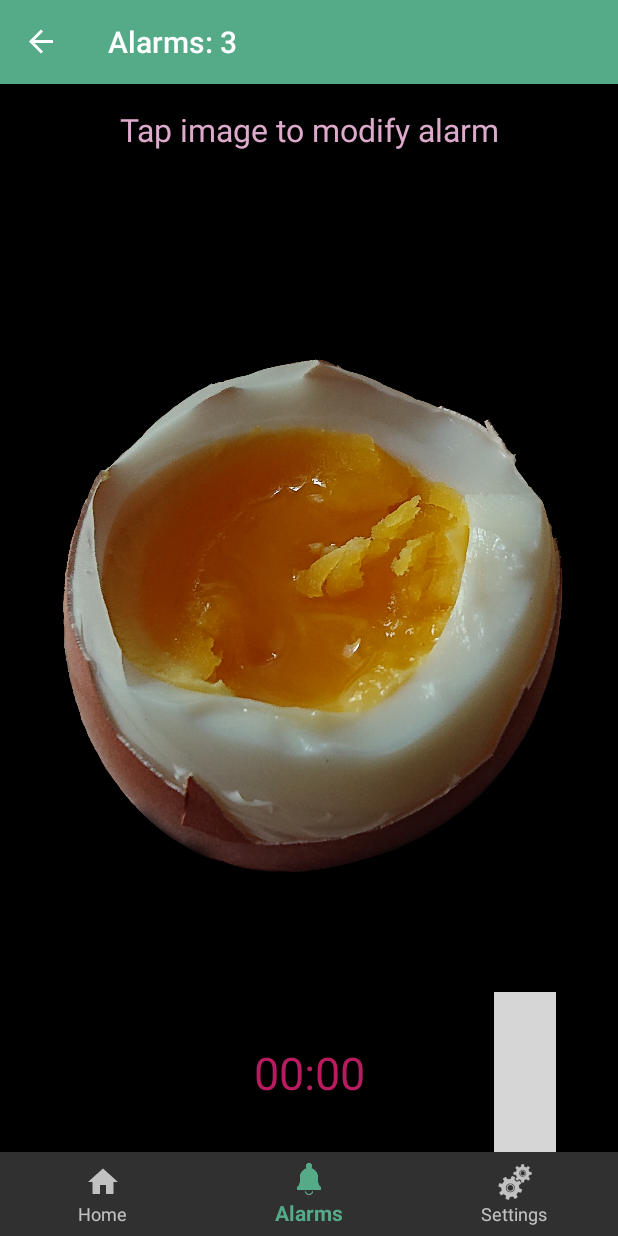
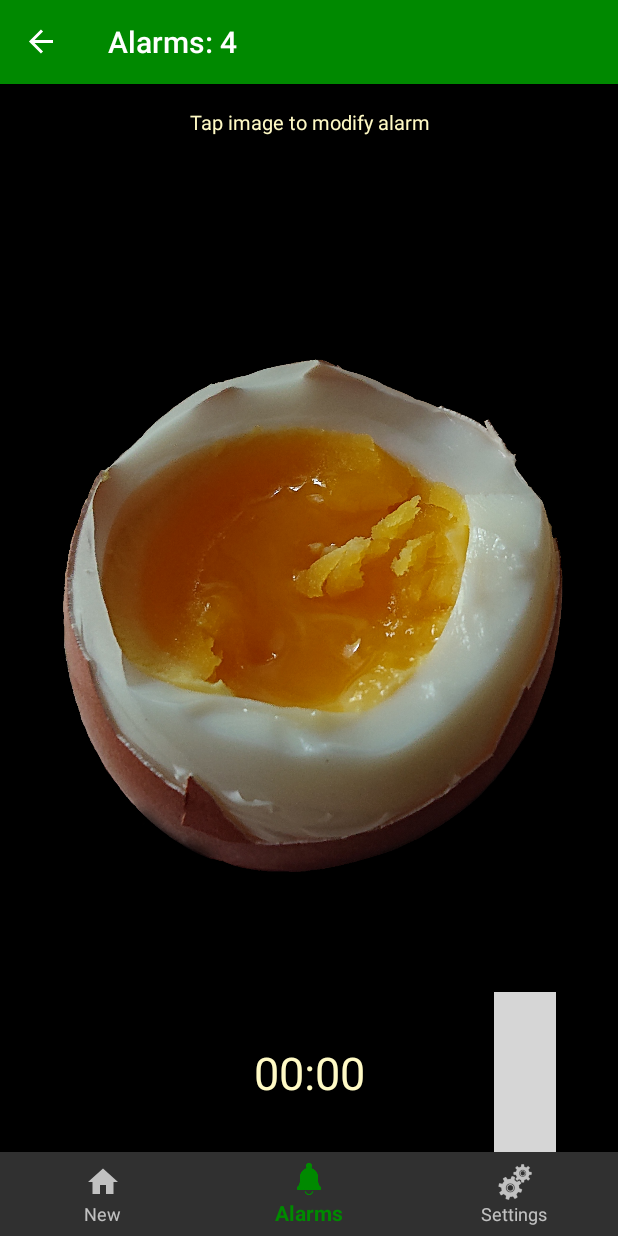
Before and after one commit to stephan-hoedtke/Mayai, an Android app: the AlarmCountdownFragment screen opened through its navigation route, on a phone screen of 412 x 824 dp. Run offline under Robolectric (Android 15) with nearby library versions, the phone set to English and light mode, and no system bars; our stand-ins replace data binding, navigation-ui; pictures from the network do not load; 2 statements that could not run were skipped; grey boxes are pictures that could not be loaded.

Commit message:
Display Summary

```diff
--- a/app/src/main/java/com/stho/mayai/ui/alarms/AlarmsRecyclerViewAdapter.java
+++ b/app/src/main/java/com/stho/mayai/ui/alarms/AlarmsRecyclerViewAdapter.java
@@ -9,6 +9,8 @@ import android.widget.ImageView;
 import android.widget.TextView;
 
 import androidx.constraintlayout.widget.ConstraintLayout;
+import androidx.core.content.ContextCompat;
+import androidx.core.content.res.ComplexColorCompat;
 import androidx.fragment.app.FragmentActivity;
 import androidx.recyclerview.widget.RecyclerView;
 
@@ -91,7 +93,9 @@ public class AlarmsRecyclerViewAdapter extends RecyclerView.Adapter<AlarmsRecycl
         View container = activity.findViewById(R.id.container);
         Snackbar snackbar = Snackbar.make(container, "Alarm was deleted", Snackbar.LENGTH_LONG);
         snackbar.setAction("Undo", view -> undoDelete(position, alarm));
-        snackbar.setActionTextColor(Color.YELLOW);
+        snackbar.setActionTextColor(ContextCompat.getColor(getContext(), R.color.secondaryLightColor));
+        snackbar.setBackgroundTint(ContextCompat.getColor(getContext(), R.color.secondaryDarkColor));
+        snackbar.setTextColor(ContextCompat.getColor(getContext(), R.color.secondaryTextColor));
         snackbar.show();
     }
 
--- a/app/src/main/java/com/stho/mayai/ui/home/HomeFragment.java
+++ b/app/src/main/java/com/stho/mayai/ui/home/HomeFragment.java
@@ -127,8 +127,8 @@ public class HomeFragment extends Fragment {
     private void showScheduleAlarmSnackBar() {
         View container = getActivity().findViewById(R.id.container);
         Snackbar snackbar = Snackbar.make(container, "Alarm scheduled.", Snackbar.LENGTH_LONG);
-        snackbar.setBackgroundTint(ContextCompat.getColor(getContext(), R.color.colorPrimaryDark));
-        snackbar.setTextColor(ContextCompat.getColor(getContext(), R.color.colorBackground));
+        snackbar.setBackgroundTint(ContextCompat.getColor(getContext(), R.color.secondaryDarkColor));
+        snackbar.setTextColor(ContextCompat.getColor(getContext(), R.color.secondaryTextColor));
         snackbar.show();
     }
 
--- a/app/src/main/res/layout/activity_alarm_target.xml
+++ b/app/src/main/res/layout/activity_alarm_target.xml
@@ -60,7 +60,7 @@
             android:layout_width="match_parent"
             android:layout_height="match_parent"
             android:src="@drawable/egg"
-            android:contentDescription="@string/egg"
+            android:contentDescription="@string/label_empty"
             />
 
         <TextView
@@ -71,7 +71,7 @@
             app:layout_constraintBottom_toBottomOf="parent"
             android:layout_margin="@dimen/activity_vertical_margin"
             android:textSize="30sp"
-            android:textColor="@color/colorAccent"
+            android:textColor="@color/primaryTextColor"
             android:textAlignment="center"
             android:text="@{Helpers.getSecondsAsString(alarm.durationInSeconds), default=`@string/default_time`}"
             />
--- a/app/src/main/res/layout/fragment_alarm_countdown.xml
+++ b/app/src/main/res/layout/fragment_alarm_countdown.xml
@@ -73,7 +73,7 @@
             app:layout_constraintTop_toTopOf="@id/horizontal_guideline1"
             app:layout_constraintBottom_toBottomOf="@id/horizontal_guideline2"
             android:src="@drawable/egg"
-            android:contentDescription="@string/egg"
+            android:contentDescription="@string/label_empty"
             android:background="@drawable/background_selector"
             style="?android:borderlessButtonStyle"
             />
@@ -86,7 +86,7 @@
             app:layout_constraintBottom_toBottomOf="parent"
             android:layout_margin="@dimen/activity_vertical_margin"
             android:textSize="30sp"
-            android:textColor="@color/colorAccent"
+            android:textColor="@color/primaryTextColor"
             android:textAlignment="center"
             android:text="@string/default_time"
             />
@@ -97,8 +97,8 @@
             android:layout_height="wrap_content"
             app:layout_constraintBottom_toTopOf="@id/horizontal_guideline1"
             app:layout_constraintTop_toBottomOf="@id/headline"
-            android:textSize="17sp"
-            android:textColor="@color/colorPrimary"
+            android:textSize="27sp"
+            android:textColor="@color/secondaryColor"
             android:textAlignment="center"
             android:text="@string/default_status"
             />
@@ -120,8 +120,8 @@
             android:layout_width="match_parent"
             android:layout_height="wrap_content"
             app:layout_constraintTop_toTopOf="parent"
-            android:textColor="@color/colorPrimaryDark"
-            android:textSize="21sp"
+            android:textColor="@color/primaryTextColor"
+            android:textSize="13sp"
             android:textAlignment="center"
             android:layout_margin="@dimen/activity_vertical_margin"
             android:text="@string/label_headline_countdown" />
--- a/app/src/main/res/layout/fragment_debug.xml
+++ b/app/src/main/res/layout/fragment_debug.xml
@@ -95,8 +95,8 @@
             android:layout_width="match_parent"
             android:layout_height="wrap_content"
             app:layout_constraintTop_toTopOf="parent"
-            android:textColor="@color/colorPrimaryDark"
-            android:textSize="21sp"
+            android:textColor="@color/primaryTextColor"
+            android:textSize="13sp"
             android:textAlignment="center"
             android:layout_margin="@dimen/activity_vertical_margin"
             android:text="@string/label_headline_debug" />
--- a/app/src/main/res/layout/fragment_settings.xml
+++ b/app/src/main/res/layout/fragment_settings.xml
@@ -301,8 +301,8 @@
             android:layout_width="match_parent"
             android:layout_height="wrap_content"
             app:layout_constraintTop_toTopOf="parent"
-            android:textColor="@color/colorPrimaryDark"
-            android:textSize="21sp"
+            android:textColor="@color/primaryTextColor"
+            android:textSize="13sp"
             android:textAlignment="center"
             android:layout_margin="@dimen/activity_vertical_margin"
             android:text="@string/label_headline_settings" />
--- a/app/src/main/res/layout/fragment_show_log_entry.xml
+++ b/app/src/main/res/layout/fragment_show_log_entry.xml
@@ -10,7 +10,7 @@
         android:layout_width="match_parent"
         android:layout_height="wrap_content"
         android:layout_marginTop="6sp"
-        android:textColor="@color/colorAccent"
+        android:textColor="@color/secondaryColor"
         android:text="@string/label_default_time"
         android:layout_marginHorizontal="@dimen/activity_vertical_margin"
         android:textAppearance="?attr/textAppearanceListItem" />
@@ -19,6 +19,7 @@
         android:id="@+id/message"
         android:layout_width="match_parent"
         android:layout_height="wrap_content"
+        android:textColor="@color/primaryTextColor"
         android:text="@string/default_log_entry"
         android:layout_marginHorizontal="@dimen/activity_vertical_margin"
         android:textAppearance="?attr/textAppearanceListItem" />
--- a/app/src/main/res/values/colors.xml
+++ b/app/src/main/res/values/colors.xml
@@ -1,10 +1,26 @@
 <?xml version="1.0" encoding="utf-8"?>
 <resources>
-    <color name="colorPrimary">#55AA88</color>
-    <color name="colorPrimaryDark">#DDAACC</color>
-    <color name="colorAccent">#B81B60</color>
-    <color name="colorSelection">#001122</color>
-    <color name="colorActionBar">#66000000</color>
+    <color name="colorSelection">#002010</color>
+    <color name="colorActionBar">#60000000</color>
     <color name="colorBackground">#000000</color>
-    <color name="colorGoldenText">#FFC72C</color>
+
+<!--
+    <color name="primaryColor">#ffc107</color>
+    <color name="primaryLightColor">#fff350</color>
+    <color name="primaryDarkColor">#c79100</color>
+    <color name="secondaryColor">#ef6c00</color>
+    <color name="secondaryLightColor">#ff9d3f</color>
+    <color name="secondaryDarkColor">#b53d00</color>
+    <color name="primaryTextColor">#0b0e3a</color>
+    <color name="secondaryTextColor">#080d3f</color>
+-->
+
+    <color name="primaryColor">#008900</color>
+    <color name="primaryLightColor">#4eba3c</color>
+    <color name="primaryDarkColor">#005a00</color>
+    <color name="secondaryColor">#ffb300</color>
+    <color name="secondaryLightColor">#ffe54c</color>
+    <color name="secondaryDarkColor">#c68400</color>
+    <color name="primaryTextColor">#fffac5</color>
+    <color name="secondaryTextColor">#001100</color>
 </resources>
--- a/app/src/main/res/values/strings.xml
+++ b/app/src/main/res/values/strings.xml
@@ -1,15 +1,11 @@
 <resources>
     <string name="app_name">Mayai</string>
-    <string name="title_home">Home</string>
+    <string name="title_home">New</string>
     <string name="title_countdown">Countdown</string>
     <string name="title_countdown_modify">Countdown*</string>
     <string name="title_alarm">Alarm</string>
     <string name="title_settings">Settings</string>
-    <string name="title_dashboard">Dashboard</string>
     <string name="title_alarms">Alarms</string>
-    <string name="egg">egg</string>
-    <string name="champagne">champagne</string>
-    <string name="clock">clock</string>
     <string name="default_time">06:14</string>
     <string name="label_cancel">Cancel</string>
     <string name="label_stop_alarm">Stop alarm</string>
@@ -31,19 +27,10 @@
     <string name="label_expanded_notification">Expanded Notification</string>
     <string name="label_expanded_notification_text">Text of the Notification</string>
     <string name="label_notification_text">Hello from expanded Notification</string>
-
     <string name="title_activity_mayai_fullscreen">MayaiFullscreenActivity</string>
-    <string name="dummy_button">Dummy Button</string>
-    <string name="dummy_content">DUMMY\nCONTENT</string>
     <string name="label_modify_alarm">Modify</string>
-    <string name="label_send_notification">Send Notification</string>
-    <string name="label_start_service">Start Service</string>
-    <string name="label_stop_service">Stop Service</string>
     <string name="label_channel_settings">Open Channel Settings</string>
     <string name="label_open_alarm">Open Alarm</string>
-
-    <!-- TODO: Remove or change this placeholder text -->
-    <string name="hello_blank_fragment">Hello blank fragment</string>
     <string name="label_default_time">17:03</string>
     <string name="default_log_entry">log entry test sample</string>
     <string name="label_show_log">Open Log</string>
--- a/app/src/main/res/values/styles.xml
+++ b/app/src/main/res/values/styles.xml
@@ -3,9 +3,9 @@
     <!-- Base application theme. -->
     <style name="AppTheme" parent="Theme.AppCompat">
         <!-- Customize your theme here. -->
-        <item name="colorPrimary">@color/colorPrimary</item>
-        <item name="colorPrimaryDark">@color/colorPrimaryDark</item>
-        <item name="colorAccent">@color/colorAccent</item>
+        <item name="colorPrimary">@color/primaryColor</item>
+        <item name="colorPrimaryDark">@color/primaryDarkColor</item>
+        <item name="colorAccent">@color/primaryTextColor</item>
     </style>
 
     <style name="FullscreenTheme" parent="AppTheme">
```
Also changed, not shown: app/src/main/res/layout/fragment_alarm_modify.xml (+6 -6 lines), app/src/main/res/layout/fragment_alarms_entry.xml (+5 -5 lines), app/src/main/res/layout/fragment_home.xml (+7 -7 lines).
